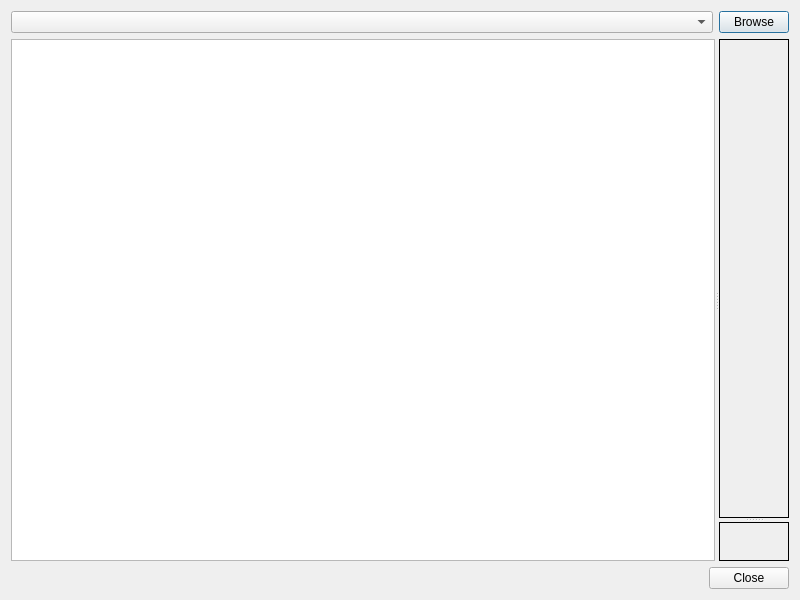
The window that ui/diskbrowserdlg.ui (josch1710/RespeQt) describes before a commit, drawn with Qt 5.
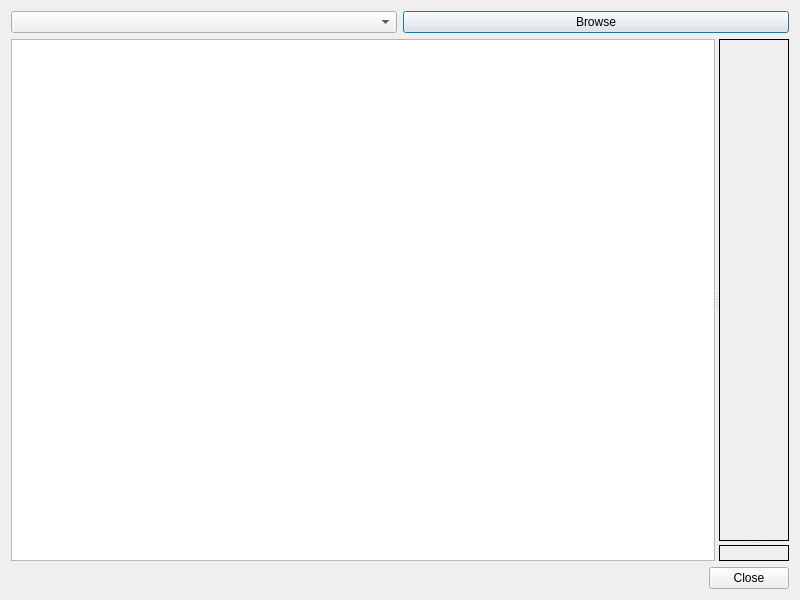
The same window after the commit. Custom widgets are drawn as their Qt base class.

Commit message: Derive GUI fonts, colours, icon and window sizes from the platform

Diff of the .ui file:
```diff
--- a/ui/diskbrowserdlg.ui
+++ b/ui/diskbrowserdlg.ui
@@ -28,12 +28,6 @@
      </item>
      <item>
       <widget class="QPushButton" name="btnBrowse">
-       <property name="maximumSize">
-        <size>
-         <width>70</width>
-         <height>16777215</height>
-        </size>
-       </property>
        <property name="text">
         <string>Browse</string>
        </property>
@@ -129,12 +123,6 @@
           <height>450</height>
          </rect>
         </property>
-        <property name="font">
-         <font>
-          <family>Courier10 BT</family>
-          <pointsize>10</pointsize>
-         </font>
-        </property>
         <property name="autoFillBackground">
          <bool>true</bool>
         </property>
@@ -171,13 +159,6 @@
          <height>0</height>
         </size>
        </property>
-       <property name="font">
-        <font>
-         <family>Arial</family>
-         <pointsize>24</pointsize>
-         <bold>true</bold>
-        </font>
-       </property>
        <property name="autoFillBackground">
         <bool>true</bool>
        </property>
```
The commit also changes 331 other files.
